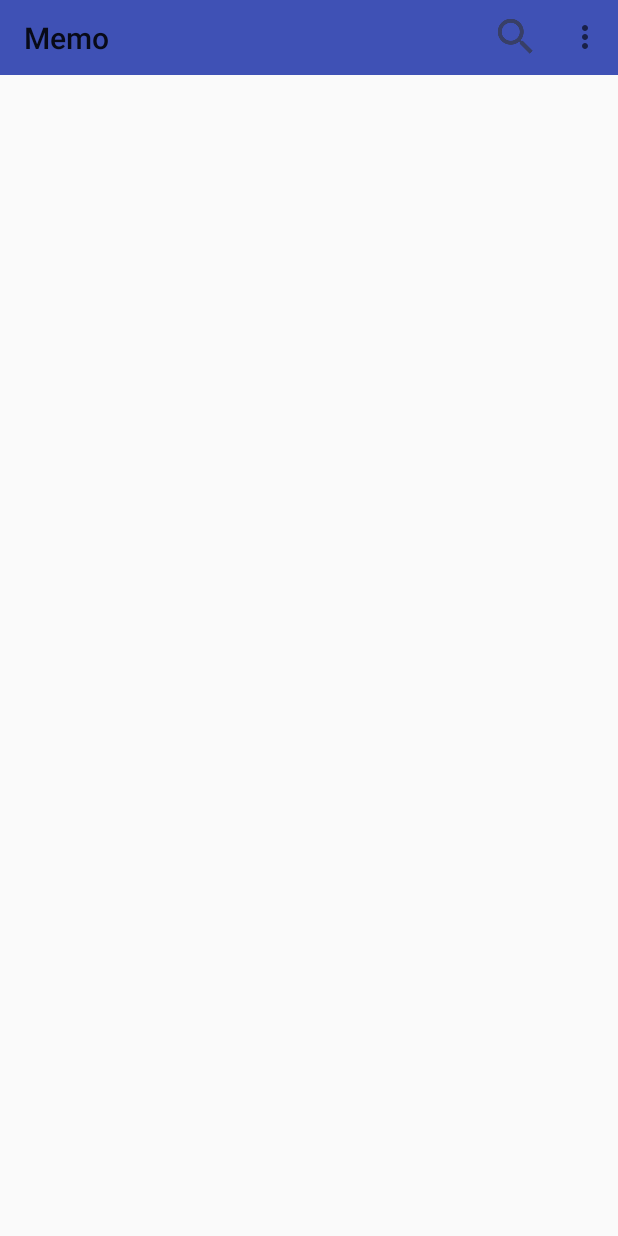
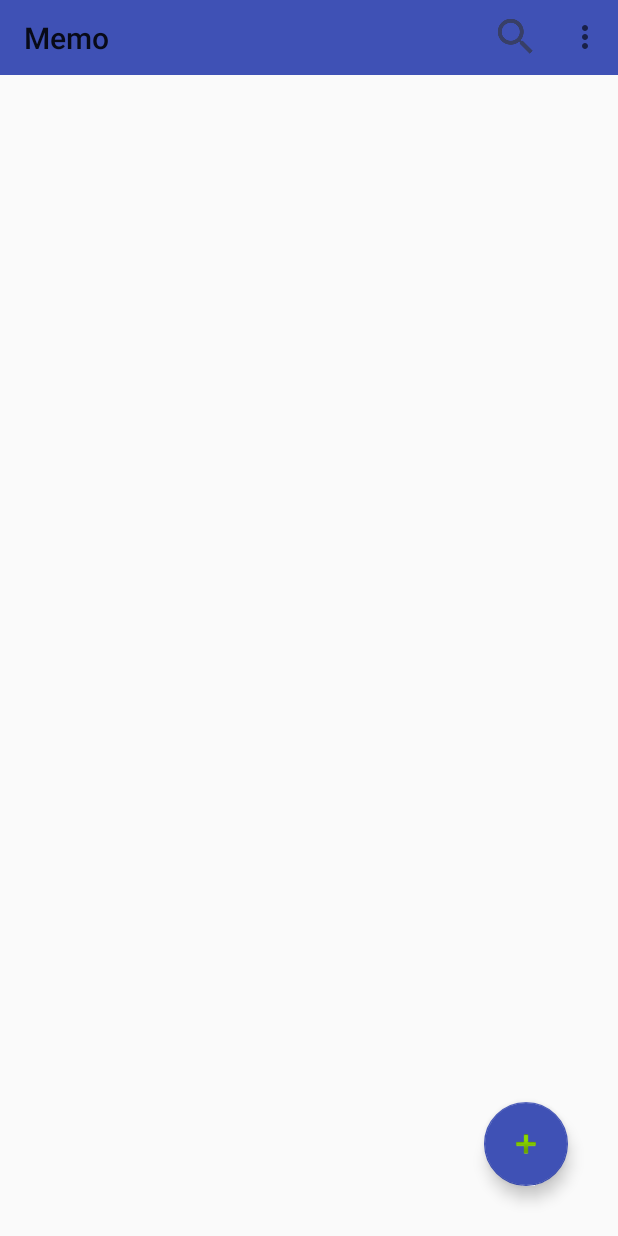
Before and after one commit to justtookoff/MemoApp, an Android app: the screen it shows after launch (MainActivity), on a phone screen of 412 x 824 dp. Run offline under Robolectric (Android 15) with nearby library versions, the phone set to English and light mode, and no system bars.

```diff
--- a/app/build.gradle
+++ b/app/build.gradle
@@ -30,4 +30,10 @@ dependencies {
 
     //android design support lib
     compile 'com.android.support:design:25.3.1'
+
+    //cardview
+    compile 'com.android.support:cardview-v7:24.0.+'
+
+    //Universal Image Loader
+    compile 'com.nostra13.universalimageloader:universal-image-loader:1.9.5'
 }
--- a/app/src/main/AndroidManifest.xml
+++ b/app/src/main/AndroidManifest.xml
@@ -16,6 +16,8 @@
                 <category android:name="android.intent.category.LAUNCHER" />
             </intent-filter>
         </activity>
+
+        <activity android:name=".Memo.WriteMemoActivity"></activity>
     </application>
 
 </manifest>
--- a/app/src/main/java/com/android/memo/MainActivity.java
+++ b/app/src/main/java/com/android/memo/MainActivity.java
@@ -1,24 +1,43 @@
 package com.android.memo;
 
+import android.content.Intent;
+import android.support.design.widget.FloatingActionButton;
 import android.support.v7.app.AppCompatActivity;
 import android.os.Bundle;
+import android.support.v7.widget.ListViewCompat;
 import android.support.v7.widget.Toolbar;
 import android.view.Menu;
 import android.view.MenuInflater;
 import android.view.MenuItem;
+import android.view.View;
+
+import com.android.memo.Memo.WriteMemoActivity;
 
 public class MainActivity extends AppCompatActivity {
-    private Toolbar toolbar;
-
+    private ListViewCompat listView;
     @Override
     protected void onCreate(Bundle savedInstanceState) {
         super.onCreate(savedInstanceState);
         setContentView(R.layout.activity_main);
+        setToolbar();
 
-        toolbar = (Toolbar) findViewById(R.id.toolBar);
+        //listView = (ListViewCompat) findViewById(R.id.listview);
+
+        //Floating action button for writing
+        FloatingActionButton writePost = (FloatingActionButton) findViewById(R.id.write_post);
+        writePost.setOnClickListener(new View.OnClickListener() {
+            @Override
+            public void onClick(View view) {
+                Intent intent = new Intent(view.getContext(), WriteMemoActivity.class);
+                startActivityForResult(intent, 0);
+            }
+        });
+    }
+
+    private void setToolbar() {
+        Toolbar toolbar = (Toolbar) findViewById(R.id.toolBar);
         setSupportActionBar(toolbar);
     }
-
     /**
      * This is for action menu
      * @param menu
--- a/app/src/main/res/layout/activity_main.xml
+++ b/app/src/main/res/layout/activity_main.xml
@@ -31,6 +31,21 @@
 
         </RelativeLayout>
 
+        <android.support.design.widget.FloatingActionButton
+            android:id="@+id/write_post"
+            android:layout_width="wrap_content"
+            android:layout_height="wrap_content"
+            app:backgroundTint="@color/colorPrimary"
+            app:fabSize="normal"
+            app:layout_anchorGravity="bottom|right"
+            app:srcCompat="@android:drawable/ic_input_add"
+            android:layout_marginRight="33dp"
+            android:layout_marginBottom="33dp"
+            android:layout_marginEnd="33dp"
+            android:layout_alignParentBottom="true"
+            android:layout_alignParentRight="true"
+            android:layout_alignParentEnd="true" />
+
     </RelativeLayout>
 
 </android.support.design.widget.CoordinatorLayout>
--- a/app/src/main/res/layout/layout_center_viewpager.xml
+++ b/app/src/main/res/layout/layout_center_viewpager.xml
@@ -5,9 +5,16 @@
         android:layout_height="match_parent">
 
         <android.support.v4.view.ViewPager
+            android:id="@+id/container"
             android:layout_width="match_parent"
-            android:layout_height="match_parent"
-            android:id="@+id/container">
+            android:layout_height="match_parent">
+
+            <android.support.v7.view.menu.ListMenuItemView
+                android:id="@+id/listview"
+                android:layout_width="match_parent"
+                android:layout_height="match_parent">
+
+            </android.support.v7.view.menu.ListMenuItemView>
 
         </android.support.v4.view.ViewPager>
     </RelativeLayout>
```
Also changed, not shown: app/src/main/java/com/android/memo/Memo/WriteMemoActivity.java (+19 -9 lines), app/src/main/res/layout/layout_cardview.xml (+57 -4 lines), app/src/main/res/layout/layout_write_memo.xml (+43 -3 lines).
